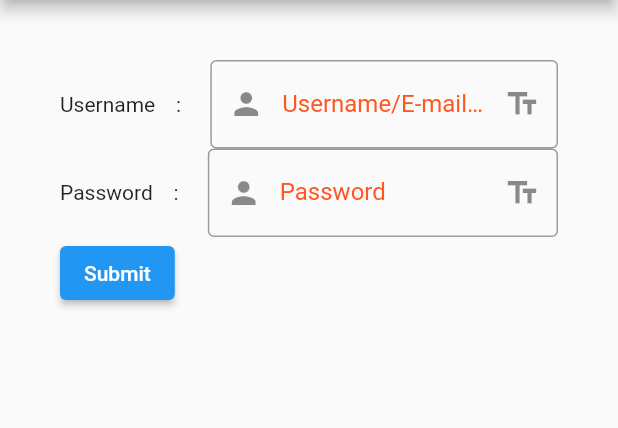
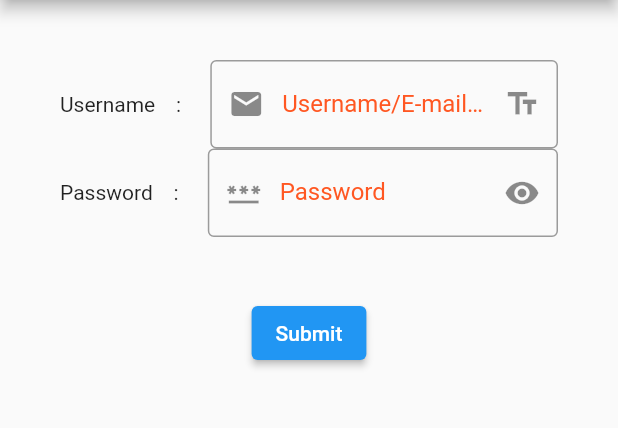
Before and after one commit to Abhay987/form-flutter, a Flutter app: the screen it shows after launch, on a phone screen of 412 x 824 dp, the part 84-512 px from its top. Run offline on Flutter 3.47's test engine with Material 2 defaults, Android fonts, the phone set to English and light mode, and no system bars.

Commit message:
button and textfield modified

```diff
--- a/lib/main.dart
+++ b/lib/main.dart
@@ -18,8 +18,8 @@ class Homepage extends StatelessWidget {
       ),
       body: Form(
           key: gbk,
-          child: Padding(
-            padding: EdgeInsets.symmetric(vertical: 40, horizontal: 40),
+          child: Container(
+            padding: EdgeInsets.all(40),
             child: Column(
               crossAxisAlignment: CrossAxisAlignment.start,
               children: [
@@ -41,7 +41,7 @@ class Homepage extends StatelessWidget {
                         counterText: "Your Username is "
                           prefix: Text("Hlo"),
                         , */
-                    prefixIcon: Icon(Icons.person),
+                    prefixIcon: Icon(Icons.email),
                     suffixIcon: Icon(Icons.text_fields),
                     labelText: "Username/E-mail_ID",
                     labelStyle: TextStyle(color: Colors.deepOrange),
@@ -55,19 +55,26 @@ class Homepage extends StatelessWidget {
                     fillColor: Colors.red,
                     focusColor: Colors.black,
                     hoverColor: Colors.green,
-                    prefixIcon: Icon(Icons.person),
-                    suffixIcon: Icon(Icons.text_fields),
+                    prefixIcon: Icon(Icons.password),
+                    suffixIcon: Icon(Icons.visibility),
                     labelText: "Password",
                     labelStyle: TextStyle(color: Colors.deepOrange),
                     icon: Text("Password    : "),
                   ),
+                  obscureText: true,
                 ),
-                ElevatedButton(
+                Padding(
+                  padding: const EdgeInsets.only(top: 40),
+                  child: Center(
+                    child: ElevatedButton(
                       onPressed: () {
                         ScaffoldMessenger.of(context).showSnackBar(
                             SnackBar(content: Text("Processing Data")));
                       },
-                    child: Text("Submit")),
+                      child: Text("Submit"),
+                    ),
+                  ),
+                ),
               ],
             ),
           )),
```
Lines whose indentation alone changed are shown as unchanged.
